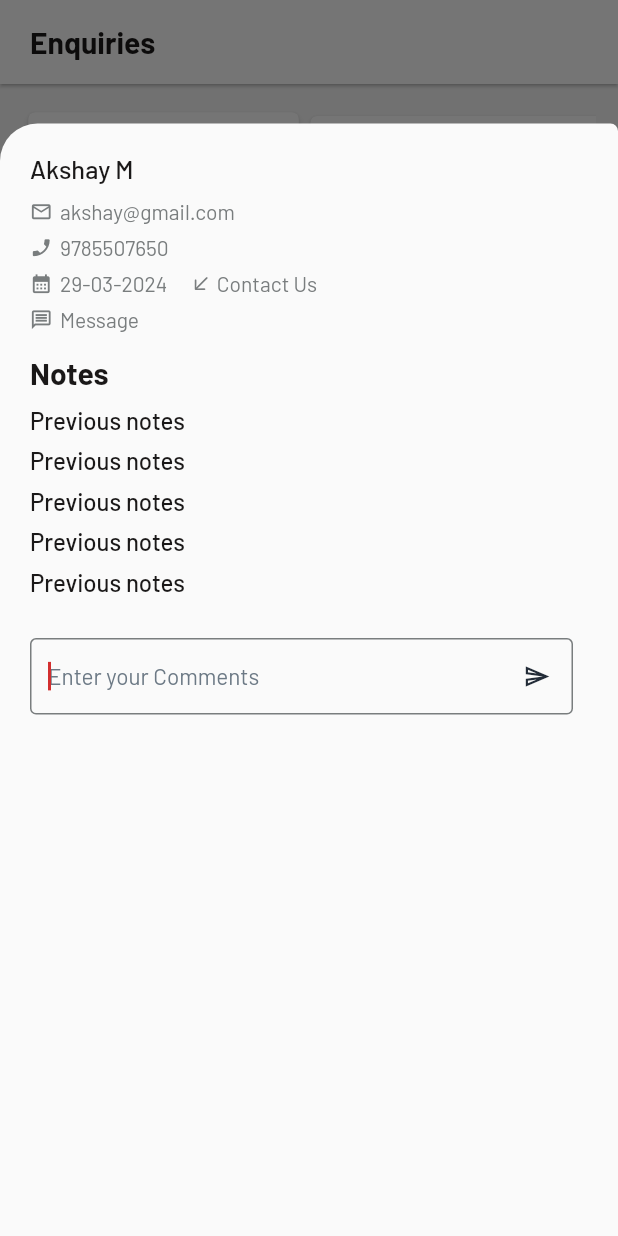
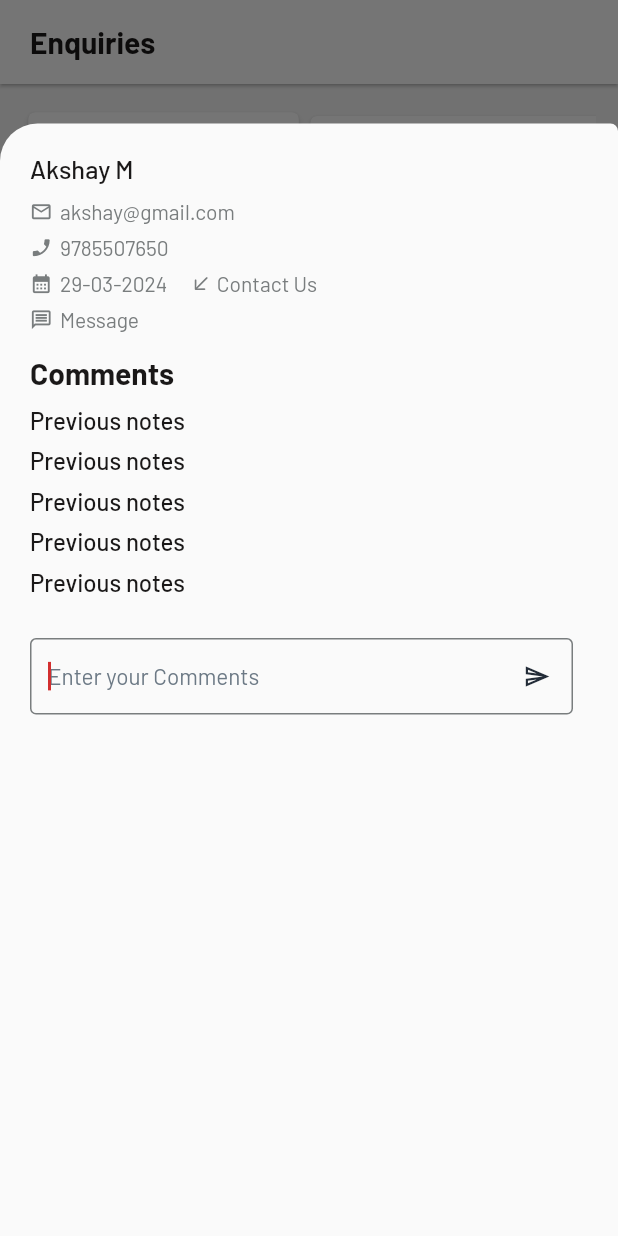
Before and after one commit to mirza-d3x/red_dog, a Flutter app: the EnquiryScreen screen opened directly, after a tap on "Akshay M", on a phone screen of 412 x 824 dp. Run offline on Flutter 3.47's test engine with Material 3 defaults, Android fonts, the phone set to English and light mode, and no system bars; our stand-ins replace charts_flutter, fl_chart, percent_indicator, syncfusion_flutter_charts, table_calendar; missing offline and left inert: countries_world_map.

Commit message:
added launching icons and app name

```diff
--- a/lib/features/tabs/enquiries_screen.dart
+++ b/lib/features/tabs/enquiries_screen.dart
@@ -465,7 +465,7 @@ class _EnquiryScreenState extends State<EnquiryScreen> {
 
                                     const SizedBox(height: 15),
                                     Text(
-                                      'Notes',
+                                      'Comments',
                                       style: noteHeadingTextStyle,
                                     ),
 
@@ -799,7 +799,7 @@ class _EnquiryScreenState extends State<EnquiryScreen> {
 
                                             const SizedBox(height: 15),
                                             Text(
-                                              'Notes',
+                                              'Comments',
                                               style: noteHeadingTextStyle,
                                             ),
 
--- a/lib/main.dart
+++ b/lib/main.dart
@@ -18,7 +18,7 @@ class MyApp extends StatelessWidget {
   @override
   Widget build(BuildContext context) {
     return MaterialApp(
-      title: 'Flutter Demo',
+      title: 'RedDog',
       theme: ThemeData(
         // colorScheme: ColorScheme.fromSeed(seedColor: Colors.deepPurple),
         useMaterial3: false,
--- a/pubspec.yaml
+++ b/pubspec.yaml
@@ -46,6 +46,12 @@ dependencies:
 dev_dependencies:
   flutter_test:
     sdk: flutter
+  flutter_launcher_icons: ^0.9.2
+
+flutter_icons:
+  android: true
+  ios: true
+  image_path: "assets/images/redDog_logo.png"
 
   # The "flutter_lints" package below contains a set of recommended lints to
   # encourage good coding practices. The lint set provided by the package is
```
Also changed, not shown: pubspec.lock, 23 other files.
